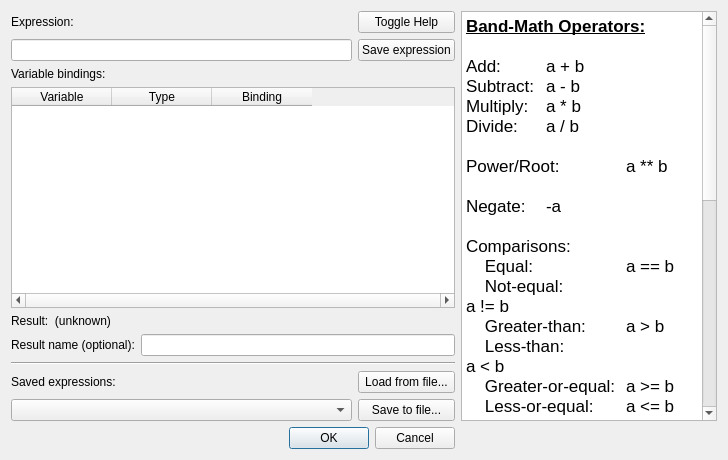
Before: the Qt Designer form src/wiser/gui/ui_files/band_math.ui in Ehlmann-research-group/WISER, drawn with Qt 5.
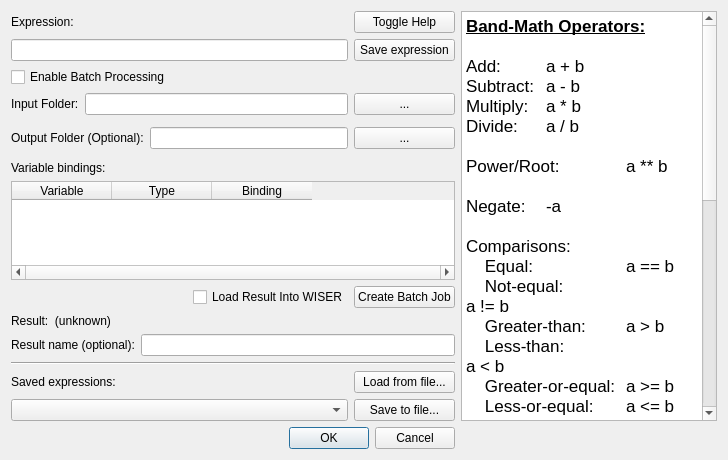
After: the same form once the commit is applied.

Commit message: Added batch processing to ui file

```diff
--- a/src/wiser/gui/ui_files/band_math.ui
+++ b/src/wiser/gui/ui_files/band_math.ui
@@ -13,15 +13,15 @@
   <property name="windowTitle">
    <string>Band Math</string>
   </property>
-  <layout class="QGridLayout" name="gridLayout" rowstretch="0,0,0,0,0,0,0,0,0,0,0,0,0,0,0,0,0,0,0,0,0" columnstretch="1,0,0">
-   <item row="11" column="0" colspan="2">
-    <widget class="Line" name="line">
-     <property name="orientation">
-      <enum>Qt::Horizontal</enum>
+  <layout class="QGridLayout" name="gridLayout" rowstretch="0,0,0,0,0,0,0,0,0,0,0,0,0,0,0,0,0,0,0,0,0,0,0,0,0,0,0" columnstretch="1,0,0">
+   <item row="18" column="1">
+    <widget class="QPushButton" name="btn_load_saved_exprs">
+     <property name="text">
+      <string>Load from file...</string>
      </property>
     </widget>
    </item>
-   <item row="8" column="0" rowspan="2" colspan="2">
+   <item row="14" column="0" rowspan="2" colspan="2">
     <widget class="QLabel" name="lbl_result_info">
      <property name="text">
       <string>Result:  (unknown)</string>
@@ -32,33 +32,13 @@
     </widget>
    </item>
    <item row="13" column="1">
-    <widget class="QPushButton" name="btn_save_saved_exprs">
+    <widget class="QPushButton" name="btn_create_batch_job">
      <property name="text">
-      <string>Save to file...</string>
+      <string>Create Batch Job</string>
      </property>
     </widget>
    </item>
-   <item row="12" column="0">
-    <widget class="QLabel" name="lbl_saved_exprs">
-     <property name="text">
-      <string>Saved expressions:</string>
-     </property>
-     <property name="buddy">
-      <cstring>cbox_saved_exprs</cstring>
-     </property>
-    </widget>
-   </item>
-   <item row="4" column="0">
-    <widget class="QLineEdit" name="ledit_expression"/>
-   </item>
-   <item row="12" column="1">
-    <widget class="QPushButton" name="btn_load_saved_exprs">
-     <property name="text">
-      <string>Load from file...</string>
-     </property>
-    </widget>
-   </item>
-   <item row="7" column="0" colspan="2">
+   <item row="12" column="0" colspan="2">
     <widget class="QTableWidget" name="tbl_variables">
      <property name="horizontalScrollBarPolicy">
       <enum>Qt::ScrollBarAlwaysOn</enum>
@@ -86,34 +66,35 @@
      </column>
     </widget>
    </item>
-   <item row="3" column="0">
-    <widget class="QLabel" name="lbl_math_expr">
+   <item row="6" column="1">
+    <widget class="QPushButton" name="btn_input_folder">
      <property name="text">
-      <string>Expression:</string>
+      <string>...</string>
      </property>
-     <property name="buddy">
-      <cstring>ledit_expression</cstring>
-     </property>
     </widget>
    </item>
-   <item row="3" column="1">
-    <widget class="QPushButton" name="btn_toggle_help">
+   <item row="10" column="0" rowspan="2" colspan="2">
+    <widget class="QLabel" name="lbl_variables">
      <property name="text">
-      <string>Toggle Help</string>
+      <string>Variable bindings:</string>
      </property>
     </widget>
    </item>
-   <item row="13" column="0">
-    <widget class="QComboBox" name="cbox_saved_exprs"/>
+   <item row="8" column="0">
+    <layout class="QHBoxLayout" name="hlayout_ouput_folder">
+     <item>
+      <widget class="QLabel" name="lbl_output_folder">
+       <property name="text">
+        <string>Output Folder (Optional):</string>
+       </property>
+      </widget>
+     </item>
+     <item>
+      <widget class="QLineEdit" name="ledit_output_folder"/>
+     </item>
+    </layout>
    </item>
-   <item row="4" column="1">
-    <widget class="QPushButton" name="btn_add_to_saved">
-     <property name="text">
-      <string>Save expression</string>
-     </property>
-    </widget>
-   </item>
-   <item row="20" column="0" colspan="2">
+   <item row="26" column="0" colspan="2">
     <widget class="QDialogButtonBox" name="buttonBox">
      <property name="orientation">
       <enum>Qt::Horizontal</enum>
@@ -123,7 +104,51 @@
      </property>
     </widget>
    </item>
-   <item row="3" column="2" rowspan="11">
+   <item row="16" column="0" colspan="2">
+    <widget class="QWidget" name="wgt_result_name" native="true">
+     <layout class="QGridLayout" name="gridLayout_2">
+      <property name="leftMargin">
+       <number>0</number>
+      </property>
+      <property name="topMargin">
+       <number>0</number>
+      </property>
+      <property name="rightMargin">
+       <number>0</number>
+      </property>
+      <property name="bottomMargin">
+       <number>0</number>
+      </property>
+      <item row="0" column="0">
+       <widget class="QLabel" name="lbl_result_name">
+        <property name="text">
+         <string>Result name (optional):</string>
+        </property>
+        <property name="buddy">
+         <cstring>ledit_result_name</cstring>
+        </property>
+       </widget>
+      </item>
+      <item row="0" column="1">
+       <widget class="QLineEdit" name="ledit_result_name"/>
+      </item>
+     </layout>
+    </widget>
+   </item>
+   <item row="19" column="1">
+    <widget class="QPushButton" name="btn_save_saved_exprs">
+     <property name="text">
+      <string>Save to file...</string>
+     </property>
+    </widget>
+   </item>
+   <item row="19" column="0">
+    <widget class="QComboBox" name="cbox_saved_exprs"/>
+   </item>
+   <item row="4" column="0">
+    <widget class="QLineEdit" name="ledit_expression"/>
+   </item>
+   <item row="3" column="2" rowspan="17">
     <widget class="QTextEdit" name="tedit_bandmath_help">
      <property name="focusPolicy">
       <enum>Qt::NoFocus</enum>
@@ -175,42 +200,97 @@
      </property>
     </widget>
    </item>
-   <item row="5" column="0" rowspan="2" colspan="2">
-    <widget class="QLabel" name="lbl_variables">
+   <item row="4" column="1">
+    <widget class="QPushButton" name="btn_add_to_saved">
      <property name="text">
-      <string>Variable bindings:</string>
+      <string>Save expression</string>
      </property>
     </widget>
    </item>
-   <item row="10" column="0" colspan="2">
-    <widget class="QWidget" name="wgt_result_name" native="true">
-     <layout class="QGridLayout" name="gridLayout_2">
-      <property name="leftMargin">
-       <number>0</number>
-      </property>
-      <property name="topMargin">
-       <number>0</number>
-      </property>
-      <property name="rightMargin">
-       <number>0</number>
-      </property>
-      <property name="bottomMargin">
-       <number>0</number>
-      </property>
-      <item row="0" column="0">
-       <widget class="QLabel" name="lbl_result_name">
-        <property name="text">
-         <string>Result name (optional):</string>
-        </property>
-        <property name="buddy">
-         <cstring>ledit_result_name</cstring>
-        </property>
-       </widget>
-      </item>
-      <item row="0" column="1">
-       <widget class="QLineEdit" name="ledit_result_name"/>
-      </item>
-     </layout>
+   <item row="18" column="0">
+    <widget class="QLabel" name="lbl_saved_exprs">
+     <property name="text">
+      <string>Saved expressions:</string>
+     </property>
+     <property name="buddy">
+      <cstring>cbox_saved_exprs</cstring>
+     </property>
+    </widget>
+   </item>
+   <item row="17" column="0" colspan="2">
+    <widget class="Line" name="line">
+     <property name="orientation">
+      <enum>Qt::Horizontal</enum>
+     </property>
+    </widget>
+   </item>
+   <item row="13" column="0">
+    <layout class="QHBoxLayout" name="hlayout_load_into_wiser">
+     <item>
+      <spacer name="hspacer_load_into_wiser">
+       <property name="orientation">
+        <enum>Qt::Horizontal</enum>
+       </property>
+       <property name="sizeHint" stdset="0">
+        <size>
+         <width>40</width>
+         <height>20</height>
+        </size>
+       </property>
+      </spacer>
+     </item>
+     <item>
+      <widget class="QCheckBox" name="chkbox_load_into_wiser">
+       <property name="text">
+        <string>Load Result Into WISER</string>
+       </property>
+      </widget>
+     </item>
+    </layout>
+   </item>
+   <item row="3" column="0">
+    <widget class="QLabel" name="lbl_math_expr">
+     <property name="text">
+      <string>Expression:</string>
+     </property>
+     <property name="buddy">
+      <cstring>ledit_expression</cstring>
+     </property>
+    </widget>
+   </item>
+   <item row="6" column="0">
+    <layout class="QHBoxLayout" name="hlayout_input_folder">
+     <item>
+      <widget class="QLabel" name="lbl_input_folder">
+       <property name="text">
+        <string>Input Folder:</string>
+       </property>
+      </widget>
+     </item>
+     <item>
+      <widget class="QLineEdit" name="ledit_input_folder"/>
+     </item>
+    </layout>
+   </item>
+   <item row="5" column="0">
+    <widget class="QCheckBox" name="chkbox_enable_batch">
+     <property name="text">
+      <string>Enable Batch Processing</string>
+     </property>
+    </widget>
+   </item>
+   <item row="3" column="1">
+    <widget class="QPushButton" name="btn_toggle_help">
+     <property name="text">
+      <string>Toggle Help</string>
+     </property>
+    </widget>
+   </item>
+   <item row="8" column="1">
+    <widget class="QPushButton" name="btn_output_folder">
+     <property name="text">
+      <string>...</string>
+     </property>
     </widget>
    </item>
   </layout>
```
The commit also changes 1 other file.
